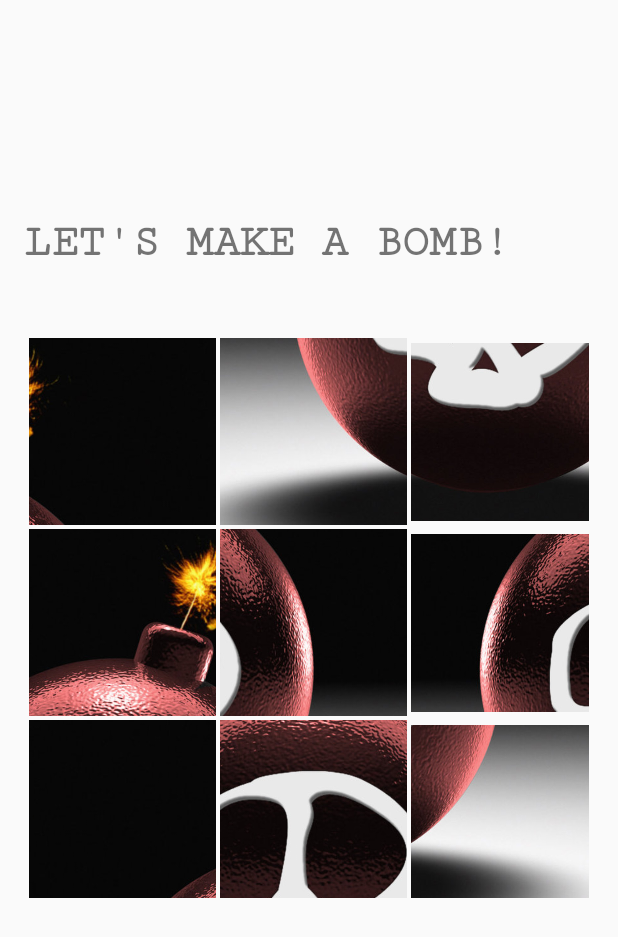
After one commit to kortos86/7Zamachow, an Android app: the PuzzleGame screen opened directly, with no data from a screen before it, on a phone screen of 412 x 824 dp. The commit adds this screen. Shown: the top 937 px of the screen. Run offline under Robolectric (Android 15) with nearby library versions, the phone set to English and light mode, and no system bars.

Commit message:
Added Puzzle game and Main Activity to display some dummy main screen to choose between the games.

```diff
--- /dev/null
+++ b/app/src/main/java/com/artpi/games/a7zamachow/ImagePiece.java
@@ -0,0 +1,40 @@
+package com.artpi.games.a7zamachow;
+
+import android.graphics.Bitmap;
+
+public class ImagePiece {
+    private int index;
+    private Bitmap bitmap;
+
+    public ImagePiece(){
+
+    }
+    public ImagePiece(int index, Bitmap bitmap){
+        this.index=index;
+        this.bitmap=bitmap;
+    }
+
+    public int getIndex() {
+        return index;
+    }
+
+    public Bitmap getBitmap() {
+        return bitmap;
+    }
+
+    public void setIndex(int index) {
+        this.index = index;
+    }
+
+    public void setBitmap(Bitmap bitmap) {
+        this.bitmap = bitmap;
+    }
+
+    @Override
+    public String toString() {
+        return "ImagePiece{" +
+                "index=" + index +
+                ", bitmap=" + bitmap +
+                '}';
+    }
+}
--- /dev/null
+++ b/app/src/main/java/com/artpi/games/a7zamachow/ImageSpliter.java
@@ -0,0 +1,34 @@
+package com.artpi.games.a7zamachow;
+
+import android.graphics.Bitmap;
+
+import java.util.ArrayList;
+import java.util.List;
+
+
+public class ImageSpliter {
+    public static List<ImagePiece> splitimage(Bitmap bitmap, int piece){
+        List<ImagePiece> imagePieces=new ArrayList<ImagePiece>();
+
+        int width=bitmap.getWidth();
+        int height=bitmap.getHeight();
+        int pieceWidth= Math.min(width,height)/piece;
+
+        for (int i=0;i<piece;i++){
+            for (int j=0;j<piece;j++){
+
+                ImagePiece imagePiece=new ImagePiece();
+                imagePiece.setIndex(j+i*piece);
+
+                int x=j*pieceWidth;
+                int y=i*pieceWidth;
+
+                imagePiece.setBitmap(Bitmap.createBitmap(bitmap,x,y,pieceWidth,pieceWidth));
+
+                imagePieces.add(imagePiece);
+            }
+        }
+
+        return imagePieces;
+    }
+}
--- /dev/null
+++ b/app/src/main/java/com/artpi/games/a7zamachow/PuzzleGame.java
@@ -0,0 +1,37 @@
+package com.artpi.games.a7zamachow;
+
+import android.app.Activity;
+import android.os.Bundle;
+import android.support.v7.app.AppCompatActivity;
+import android.view.Menu;
+import android.view.MenuItem;
+
+
+public class PuzzleGame extends AppCompatActivity {
+
+    @Override
+    protected void onCreate(Bundle savedInstanceState) {
+        super.onCreate(savedInstanceState);
+        setContentView(R.layout.activity_puzzle_game);
+    }
+
+
+    @Override
+    public boolean onCreateOptionsMenu(Menu menu) {
+        // Inflate the menu; this adds items to the action bar if it is present.
+        getMenuInflater().inflate(R.menu.my, menu);
+        return true;
+    }
+
+    @Override
+    public boolean onOptionsItemSelected(MenuItem item) {
+        // Handle action bar item clicks here. The action bar will
+        // automatically handle clicks on the Home/Up button, so long
+        // as you specify a parent activity in AndroidManifest.xml.
+        int id = item.getItemId();
+        if (id == R.id.action_settings) {
+            return true;
+        }
+        return super.onOptionsItemSelected(item);
+    }
+}
--- /dev/null
+++ b/app/src/main/java/com/artpi/games/a7zamachow/PuzzleLayout.java
@@ -0,0 +1,163 @@
+package com.artpi.games.a7zamachow;
+
+import android.content.Context;
+import android.graphics.Bitmap;
+import android.graphics.BitmapFactory;
+import android.graphics.Color;
+import android.util.AttributeSet;
+import android.util.TypedValue;
+import android.view.View;
+import android.widget.ImageView;
+import android.widget.RelativeLayout;
+
+import java.util.Collections;
+import java.util.Comparator;
+import java.util.List;
+
+public class PuzzleLayout extends RelativeLayout implements View.OnClickListener {
+
+    private int mColumn=3;
+    private int mPadding; // the edge distance
+    private int mMargin=3;// the distance between pieces
+    private ImageView[] mItems;
+    private int mItemWidth;
+    private Bitmap mBitmap; //the picture for the game
+    private List<ImagePiece> mItemsBitmaps;
+    private boolean once;
+    private int mWidth;//the width of the container
+
+    public PuzzleLayout(Context context) {
+        this(context,null);
+    }
+
+    public PuzzleLayout(Context context, AttributeSet attrs) {
+        this(context, attrs,0);
+    }
+
+    public PuzzleLayout(Context context, AttributeSet attrs, int defStyle) {
+        super(context, attrs, defStyle);
+        init();
+    }
+    public void init(){
+        mMargin= (int) TypedValue.applyDimension(TypedValue.COMPLEX_UNIT_DIP,3,
+                getResources().getDisplayMetrics());
+        mPadding=min(getPaddingLeft(),getPaddingRight(),getPaddingBottom(),getPaddingTop());
+    }
+
+    @Override
+    protected void onMeasure(int widthMeasureSpec, int heightMeasureSpec) {
+        super.onMeasure(widthMeasureSpec, heightMeasureSpec);
+        mWidth= Math.min(getMeasuredHeight(),getMeasuredWidth());
+        if (!once){
+            initBitmap();//cut the image,order it
+            initItem();
+            once=true;
+        }
+        setMeasuredDimension(mWidth,mWidth);
+    }
+    private void initBitmap(){
+        if (mBitmap==null){
+            mBitmap= BitmapFactory.decodeResource(getResources(), R.drawable.bomb);
+
+        }
+        mItemsBitmaps= ImageSpliter.splitimage(mBitmap,mColumn);
+
+        //use sort to implement out of order
+        Collections.sort(mItemsBitmaps,new Comparator<ImagePiece>() {
+            @Override
+            public int compare(ImagePiece a, ImagePiece b) {
+                return Math.random()>0.5?1:-1;
+            }
+        });
+
+    }
+    private void initItem(){
+        mItemWidth=(mWidth-mPadding*2-mMargin*(mColumn-1))/mColumn;
+        mItems=new ImageView[mColumn*mColumn];
+
+        //implement item,and set rule
+        for (int i=0;i<mItems.length;i++){
+            ImageView item=new ImageView(getContext());
+            item.setOnClickListener(this);
+
+            item.setImageBitmap(mItemsBitmaps.get(i).getBitmap());
+            mItems[i]=item;
+            item.setId(i+1);
+            //save the index in the tag
+            item.setTag(i+"_"+mItemsBitmaps.get(i).getIndex());
+            RelativeLayout.LayoutParams lp=new RelativeLayout.LayoutParams(mItemWidth,mItemWidth);
+
+            //not the last column, set rightmagin
+            if ((i+1)%mColumn!=0){
+                lp.rightMargin=mMargin;
+            }
+            //not the first column，leftmagin
+            if (i%mColumn!=0){
+                lp.addRule(RelativeLayout.RIGHT_OF,mItems[i-1].getId());
+            }
+            //if not the first row
+            if ((i+1)>mColumn){
+                lp.topMargin=mMargin;
+                lp.addRule(RelativeLayout.BELOW,mItems[i-mColumn].getId());
+            }
+            addView(item,lp);
+
+
+        }
+
+
+    }
+
+    private int min(int... params){
+        int min=params[0];
+        for (int param:params){
+            if(param<min){
+                min=param;
+            }
+        }
+        return 0;
+    }
+
+    private ImageView mFirst;
+    private ImageView mSecond;
+
+    @Override
+    public void onClick(View view) {
+       //click the same image piece at the same time
+        if (mFirst==view){
+            mFirst.setColorFilter(null);
+            mFirst=null;
+            return;
+        }
+
+        if(mFirst==null){
+            mFirst=(ImageView) view;
+            mFirst.setColorFilter(Color.parseColor("#55FF0000"));
+        }
+        else {
+            mSecond=(ImageView) view;
+            exchangeView();
+        }
+
+    }
+
+    private void exchangeView() {
+        mFirst.setColorFilter(null);
+        String firstTag=(String)mFirst.getTag();
+        String secondTag=(String)mSecond.getTag();
+        String[] firstParams=firstTag.split("_");
+        String[] secondParams=secondTag.split("_");
+
+        Bitmap firstBitmap=mItemsBitmaps.get(Integer.parseInt(firstParams[0])).getBitmap();
+        mSecond.setImageBitmap(firstBitmap);
+        Bitmap secondBitmap=mItemsBitmaps.get(Integer.parseInt(secondParams[0])).getBitmap();
+        mFirst.setImageBitmap(secondBitmap);
+
+        mFirst.setTag(secondTag);
+        mSecond.setTag(firstTag);
+
+        mFirst=mSecond=null;
+
+
+    }
+}
--- /dev/null
+++ b/app/src/main/res/layout/activity_puzzle_game.xml
@@ -0,0 +1,31 @@
+<RelativeLayout xmlns:android="http://schemas.android.com/apk/res/android"
+    xmlns:tools="http://schemas.android.com/tools"
+    android:layout_width="match_parent"
+    android:layout_height="match_parent"
+    android:paddingLeft="@dimen/activity_horizontal_margin"
+    android:paddingRight="@dimen/activity_horizontal_margin"
+    android:paddingTop="@dimen/activity_vertical_margin"
+    android:paddingBottom="@dimen/activity_vertical_margin"
+    tools:context=".PuzzleGame">
+
+    <com.artpi.games.a7zamachow.PuzzleLayout
+        android:layout_width="fill_parent"
+        android:layout_height="fill_parent"
+        android:padding="3dp"
+        android:layout_centerInParent="true"
+        android:id="@+id/puzzleLayout" />
+
+    <TextView
+        android:text="LET'S MAKE A BOMB!"
+        android:layout_width="match_parent"
+        android:layout_marginBottom="43dp"
+        android:id="@+id/textView"
+        android:layout_above="@+id/puzzleLayout"
+        android:layout_centerHorizontal="true"
+        android:layout_height="wrap_content"
+        android:textStyle="bold"
+        android:elegantTextHeight="false"
+        android:fontFamily="serif-monospace"
+        android:textSize="30sp" />
+
+</RelativeLayout>
--- /dev/null
+++ b/app/src/main/res/menu/my.xml
@@ -0,0 +1,7 @@
+<menu xmlns:android="http://schemas.android.com/apk/res/android"
+    xmlns:tools="http://schemas.android.com/tools"
+    tools:context=".MyActivity" >
+    <item android:id="@+id/action_settings"
+        android:title="@string/menu"
+        android:orderInCategory="100" />
+</menu>
--- /dev/null
+++ b/app/src/main/res/values-v21/styles.xml
@@ -0,0 +1 @@
+<resources></resources>
--- a/app/src/main/res/values/dimens.xml
+++ b/app/src/main/res/values/dimens.xml
@@ -2,4 +2,5 @@
     <!-- Default screen margins, per the Android Design guidelines. -->
     <dimen name="activity_horizontal_margin">16dp</dimen>
     <dimen name="activity_vertical_margin">16dp</dimen>
+    <dimen name="fab_margin">16dp</dimen>
 </resources>
--- a/app/src/main/res/values/strings.xml
+++ b/app/src/main/res/values/strings.xml
@@ -1,3 +1,5 @@
 <resources>
     <string name="app_name">7Zamachow</string>
+    <string name="menu">Settings</string>
+    <string name="title_activity_main">Mini Giery</string>
 </resources>
--- a/app/src/main/res/values/styles.xml
+++ b/app/src/main/res/values/styles.xml
@@ -12,4 +12,8 @@
         <item name="colorAccent">@color/colorAccent</item>
     </style>
 
+    <style name="AppTheme.AppBarOverlay" parent="ThemeOverlay.AppCompat.Dark.ActionBar" />
+
+    <style name="AppTheme.PopupOverlay" parent="ThemeOverlay.AppCompat.Light" />
+
 </resources>
```
Also changed, not shown: app/build.gradle (+5 -4 lines), app/src/main/AndroidManifest.xml (+21 -1 lines), app/src/main/java/com/artpi/games/a7zamachow/MainActivity.java (added, +42 -0 lines), app/src/main/res/layout/activity_main.xml (added, +34 -0 lines), app/src/main/res/layout/content_main.xml (added, +36 -0 lines), app/src/main/res/drawable/bomb.jpg (added).
